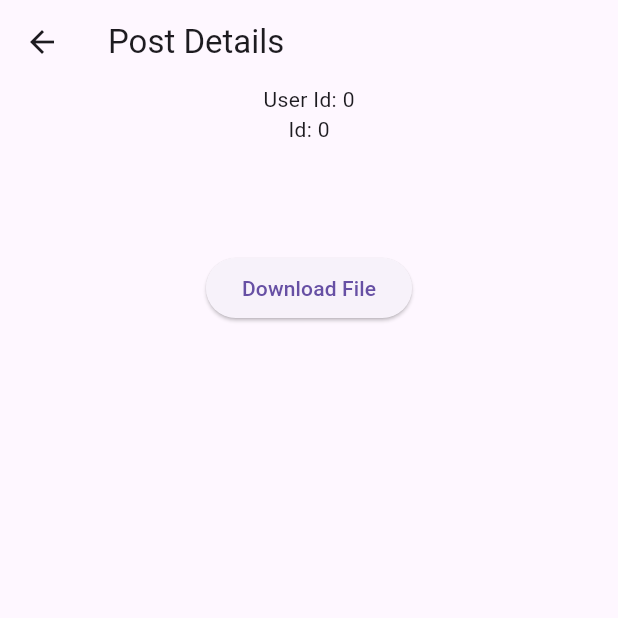
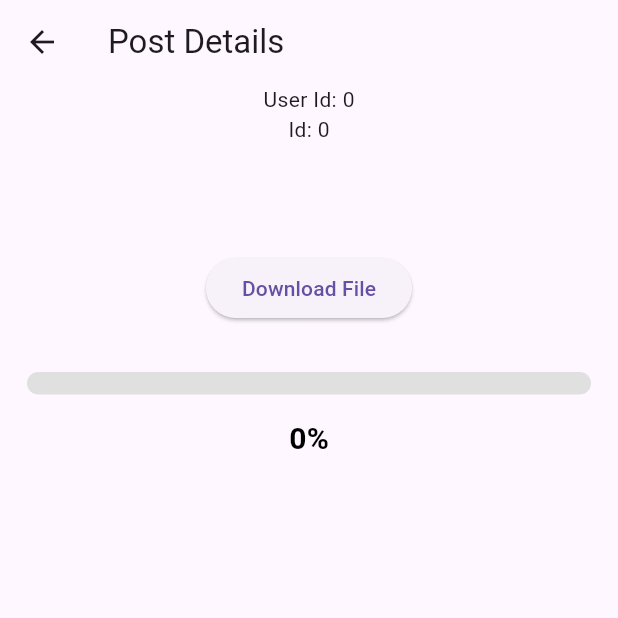
Before and after one commit to Roman2031/technicalAssignment, a Flutter app: the PostDetailScreen screen opened directly with empty values, after a tap on "Download File", on a phone screen of 412 x 824 dp, the top half of it. Run offline on Flutter 3.47's test engine with Material 3 defaults, Android fonts, the phone set to English and light mode, and no system bars; drawn by our look-alikes of percent_indicator; our stand-ins replace dio, get, get_storage, infinite_scroll_pagination, shared_preferences; accounts and stored records are empty; network calls fail.

Commit message:
add progressIndicator

```diff
--- /dev/null
+++ b/lib/services/post_details_service.dart
@@ -0,0 +1,25 @@
+import 'dart:convert';
+import 'dart:io';
+import 'package:dio/dio.dart';
+import 'package:flutter/material.dart';
+import 'package:technical_assignment/models/user_model.dart';
+import 'package:technical_assignment/utils/global.dart';
+import 'package:percent_indicator/percent_indicator.dart';
+import 'package:path_provider/path_provider.dart';
+
+downloadFileFromServer() async {
+  ValueNotifier downloadProgressNotifier = ValueNotifier(0);
+    Directory directory = Directory("");
+    if (Platform.isAndroid) {
+      directory = (await getExternalStorageDirectory())!;
+    } else {
+      directory = (await getApplicationDocumentsDirectory());
+    }
+    await Dio().download(
+        "https://sample-videos.com/img/Sample-jpg-image-5mb.jpg",
+        '${directory.path}/sampleImage.pdf',
+        onReceiveProgress: (actualBytes, int totalBytes) {
+      downloadProgressNotifier.value = (actualBytes / totalBytes * 100).floor();
+    });
+    print('File downloaded at ${directory.path}/samplePDF.pdf');
+  }
--- a/lib/views/post_details_screen.dart
+++ b/lib/views/post_details_screen.dart
@@ -1,5 +1,11 @@
+import 'dart:io';
+
 import 'package:flutter/material.dart';
 import 'package:technical_assignment/models/post_model.dart';
+import 'package:percent_indicator/percent_indicator.dart';
+import 'package:percent_indicator/percent_indicator.dart';
+import 'package:path_provider/path_provider.dart';
+import 'package:dio/dio.dart';
 
 class PostDetailScreen extends StatefulWidget {
 PostModel post;
@@ -8,8 +14,8 @@ PostModel post;
   @override
   State<PostDetailScreen> createState() => _PostDetailsScreenState();
 }
-
 class _PostDetailsScreenState extends State<PostDetailScreen> {
+  ValueNotifier downloadProgressNotifier = ValueNotifier(0);
   @override
   Widget build(BuildContext context) {
     return Scaffold(
@@ -32,9 +38,46 @@ class _PostDetailsScreenState extends State<PostDetailScreen> {
                       SizedBox(height: 10),
                       ElevatedButton(
                     onPressed: () {
+                      downloadFileFromServer();
                     },
                     child:  Text('Download File'),
-                  )
+                  ),
+                  // show progress indicators using the ValueListenableBuilder
+                  ValueListenableBuilder(
+                    valueListenable: downloadProgressNotifier,
+                    builder: (context, value, child) {
+                      final percentValue = (value is num) ? (value.toDouble() / 100.0) : 0.0;
+                      final displayText = "${value ?? 0}%";
+                      return Column(
+                        mainAxisAlignment: MainAxisAlignment.center,
+                        crossAxisAlignment: CrossAxisAlignment.center,
+                        children: [
+                          SizedBox(
+                            height: 32,
+                          ),
+                          LinearPercentIndicator(
+                            // animation: true,
+                            barRadius: const Radius.circular(10),
+                            // animationDuration: 400,
+                            lineHeight: 15.0,
+                            percent: percentValue.clamp(0.0, 1.0),
+                            backgroundColor: Colors.grey.shade300,
+                            progressColor: Colors.blue,
+                          ),
+                          const SizedBox(
+                            height: 15,
+                          ),
+                          Text(
+                            displayText,
+                            style: const TextStyle(
+                                fontSize: 20.0,
+                                fontWeight: FontWeight.w600,
+                                color: Colors.black),
+                          ),
+                        ],
+                      );
+                    },
+                  ),
                     ],
                   ),
             ],
@@ -43,4 +86,20 @@ class _PostDetailsScreenState extends State<PostDetailScreen> {
       ),
     );
   }
+downloadFileFromServer() async {
+    Directory directory = Directory("");
+    if (Platform.isAndroid) {
+      directory = (await getExternalStorageDirectory())!;
+    } else {
+      directory = (await getApplicationDocumentsDirectory());
+    }
+    await Dio().download(
+        "https://www.w3.org/WAI/ER/tests/xhtml/testfiles/resources/pdf/dummy.pdf",
+        '${directory.path}/dummy.pdf',
+        onReceiveProgress: (actualBytes, int totalBytes) {
+      downloadProgressNotifier.value = (actualBytes / totalBytes * 100).floor();
+    });
+    print('File downloaded at ${directory.path}/dummy.pdf');
+  }
+
 }
--- a/pubspec.yaml
+++ b/pubspec.yaml
@@ -45,6 +45,7 @@ dev_dependencies:
   json_serializable: ^6.11.1
   get_storage: ^2.1.1
   infinite_scroll_pagination: ^5.1.1
+  percent_indicator: ^4.2.5
 
   # The "flutter_lints" package below contains a set of recommended lints to
   # encourage good coding practices. The lint set provided by the package is
```
